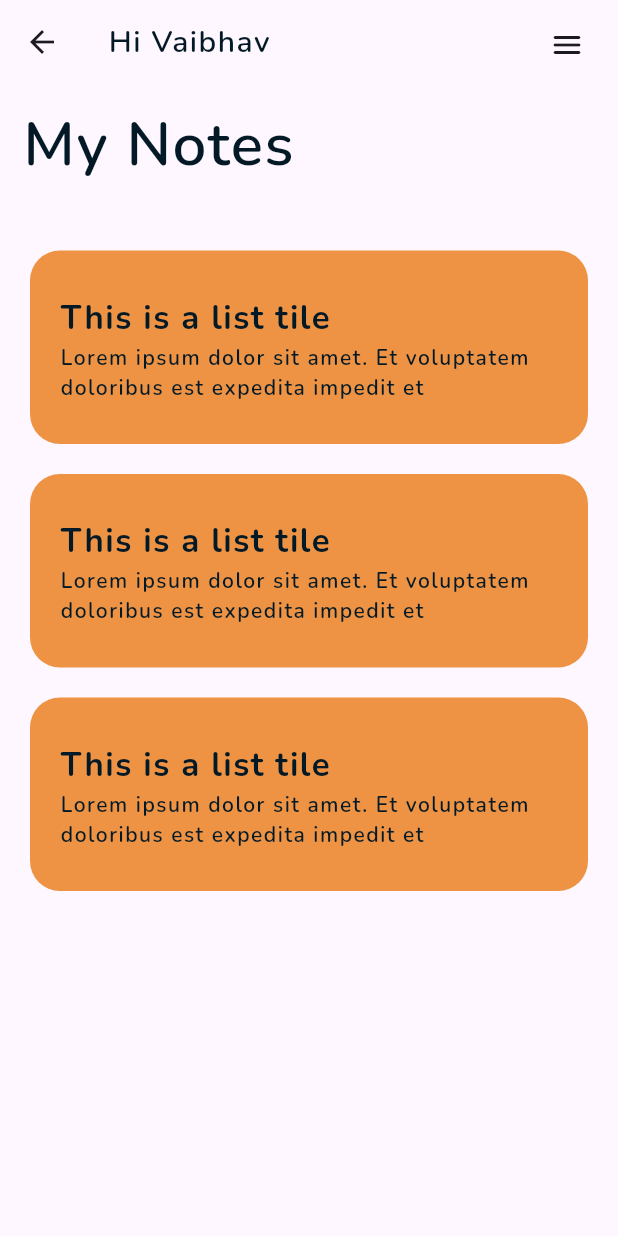
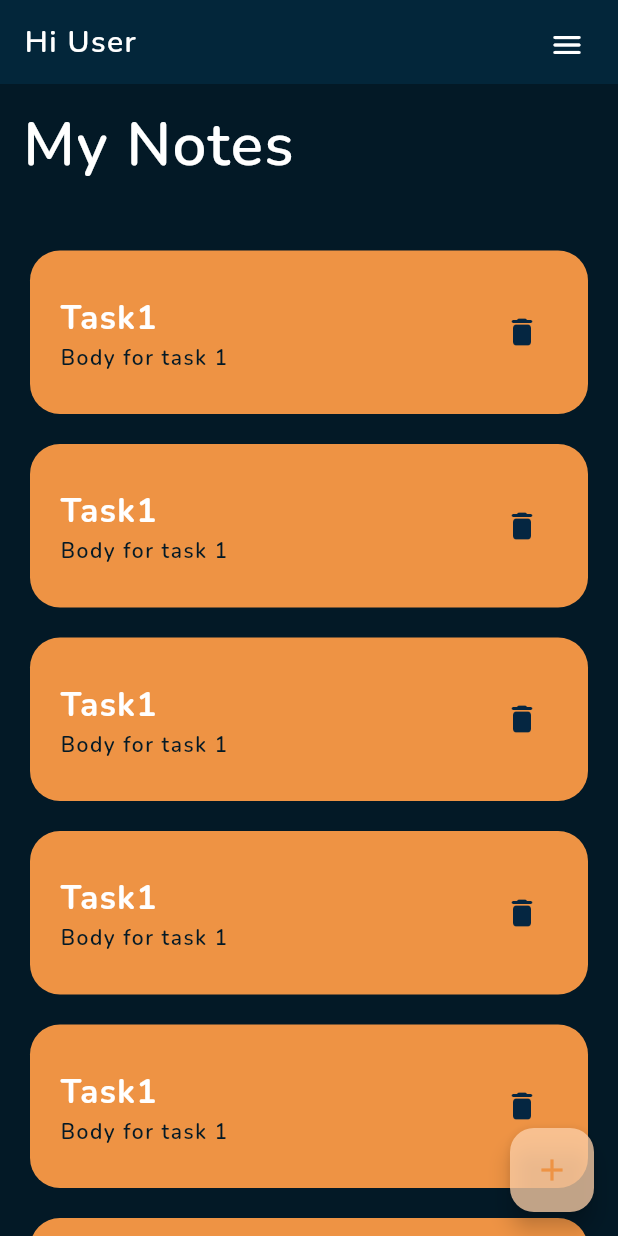
Before and after one commit to vaibhav-bajpai-1207/flutter-learn, a Flutter app: the NotesListPage screen opened directly, on a phone screen of 412 x 824 dp. Run offline on Flutter 3.47's test engine with Material 3 defaults, Android fonts, the phone set to English and light mode, and no system bars; our stand-ins replace flutter_slidable, get_it, google_fonts, shared_preferences; accounts and stored records are empty.

Commit message:
Added edit and delete functionality to notes app

```diff
--- /dev/null
+++ b/projects/notes_app/lib/pages/notes_list_page/notes_list_manager.dart
@@ -0,0 +1,20 @@
+import 'package:notes_app/pages/notes_list_page/notifiers/notes_list_notifier.dart';
+import 'package:notes_app/utils/note_class.dart';
+
+class NotesListManager {
+  final notesListNotifier = NotesListNotifier();
+
+  List<Note> get notes => notesListNotifier.notes;
+
+  void addNote(Note note) {
+    notesListNotifier.addNote(note);
+  }
+
+  void deleteNodeAtIndex(int index) {
+    notesListNotifier.deleteNodeAtIndex(index);
+  }
+
+  void editNode(int index, Note note) {
+    notesListNotifier.notes[index] = note;
+  }
+}
--- a/projects/notes_app/lib/pages/notes_list_page/notes_list_page.dart
+++ b/projects/notes_app/lib/pages/notes_list_page/notes_list_page.dart
@@ -1,18 +1,25 @@
 import 'package:flutter/material.dart';
+import 'package:notes_app/pages/new_note_page/new_note_page.dart';
+import 'package:notes_app/pages/notes_list_page/notes_list_manager.dart';
+import 'package:notes_app/services/service_locator.dart';
+import 'package:notes_app/utils/note_class.dart';
 import 'package:notes_app/utils/notes_list.dart';
 
 class NotesListPage extends StatelessWidget {
-  const NotesListPage({super.key});
+  NotesListPage({super.key});
+
+  var notesListManager = getIt<NotesListManager>();
 
   @override
   Widget build(BuildContext context) {
     return Scaffold(
       appBar: AppBar(
-        title: Text('Hi Vaibhav'),
+        title: Text('Hi User'),
         actions: [
           Padding(
-            padding: EdgeInsets.all(10),
-            child: IconButton(onPressed: () {}, icon: Icon(Icons.menu_rounded))),
+              padding: EdgeInsets.all(10),
+              child:
+                  IconButton(onPressed: () {}, icon: Icon(Icons.menu_rounded,color: Colors.white,))),
         ],
         actionsIconTheme: IconThemeData(),
       ),
@@ -20,18 +27,33 @@ class NotesListPage extends StatelessWidget {
         children: [
           Row(
             mainAxisAlignment: MainAxisAlignment.start,
-
             children: [
               Padding(
                 padding: EdgeInsets.all(15),
                 child: Text(
-                'My Notes',
-                style: Theme.of(context).textTheme.titleLarge,
-                            ),
-              )],
+                  'My Notes',
+                  style: Theme.of(context).textTheme.titleLarge,
+                ),
+              )
+            ],
           ),
-          Expanded(child: NotesList())
+          ValueListenableBuilder(
+            valueListenable: notesListManager.notesListNotifier,
+            builder: (context, value, _) {
+            return Expanded(
+                child: NotesList(
+              notes: value ?? <Note>[],
+            ));
+          })
         ],
+      ),
+      floatingActionButton: FloatingActionButton(
+        onPressed: () {
+          Navigator.of(context)
+              .push(MaterialPageRoute(builder: (context) => NewNotePage()));
+        },
+        tooltip: 'New Note',
+        child: Icon(Icons.add),
       ),
     );
   }
--- /dev/null
+++ b/projects/notes_app/lib/pages/notes_list_page/notifiers/notes_list_notifier.dart
@@ -0,0 +1,57 @@
+import 'package:flutter/material.dart';
+import 'package:notes_app/utils/note_class.dart';
+
+class NotesListNotifier extends ValueNotifier<List<Note>> {
+  NotesListNotifier()
+      : super(<Note>[
+          Note(
+            title: 'Task1',
+            body: 'Body for task 1',
+          ),
+          Note(
+            title: 'Task1',
+            body: 'Body for task 1',
+          ),
+          Note(
+            title: 'Task1',
+            body: 'Body for task 1',
+          ),
+          Note(
+            title: 'Task1',
+            body: 'Body for task 1',
+          ),
+          Note(
+            title: 'Task1',
+            body: 'Body for task 1',
+          ),
+          Note(
+            title: 'Task1',
+            body: 'Body for task 1',
+          ),
+          Note(
+            title: 'Task1',
+            body: 'Body for task 1',
+          ),
+          Note(
+            title: 'Task1',
+            body: 'Body for task 1',
+          ),
+        ]);
+
+  List<Note> get notes => value;
+
+  void addNote(Note note) {
+    value.insert(0, note);
+    notifyListeners();
+  }
+
+  void editNode(int index, Note note) {
+    value[index] = note;
+    notifyListeners();
+  }
+
+  void deleteNodeAtIndex(int index) {
+    value.removeAt(index);
+    notifyListeners();
+  }
+}
--- a/projects/notes_app/lib/services/service_locator.dart
+++ b/projects/notes_app/lib/services/service_locator.dart
@@ -1,2 +1,11 @@
 import 'package:get_it/get_it.dart';
-import 'package:shared_preferences/shared_preferences.dart';
+import 'package:notes_app/pages/notes_list_page/notes_list_manager.dart';
+import 'package:notes_app/services/storage_service/shared_preferences_storage.dart';
+import 'package:notes_app/services/storage_service/storage_service.dart';
+
+final getIt = GetIt.instance;
+
+void setupGetIt() {
+  getIt.registerLazySingleton<NotesListManager>(() => NotesListManager());
+  getIt.registerLazySingleton<StorageService>(() => SharedPreferencesStorage());
+}
--- /dev/null
+++ b/projects/notes_app/lib/services/storage_service/storage_service.dart
@@ -0,0 +1,6 @@
+import 'package:notes_app/utils/note_class.dart';
+
+abstract interface class StorageService {
+  Future<String?> getNotes();
+  Future<void> saveNotes(String notesJson);
+}
--- /dev/null
+++ b/projects/notes_app/lib/utils/note_class.dart
@@ -0,0 +1,5 @@
+class Note {
+  Note({required this.title, required this.body});
+  String title;
+  String body;
+}
--- a/projects/notes_app/lib/utils/notes_list.dart
+++ b/projects/notes_app/lib/utils/notes_list.dart
@@ -1,26 +1,45 @@
 import 'package:flutter/material.dart';
+import 'package:notes_app/pages/notes_list_page/notes_list_manager.dart';
+import 'package:notes_app/services/service_locator.dart';
+import 'package:notes_app/utils/note_class.dart';
 import 'package:notes_app/utils/notes_list_tile.dart';
 
 class NotesList extends StatefulWidget {
-  const NotesList({super.key});
+  NotesList({
+    super.key,
+    required this.notes,
+  });
+
+  List<Note> notes = [
+    Note(title: 'Task1', body: 'This is the body for task 1'),
+    Note(title: 'Task2', body: 'This is the body for task 2'),
+    Note(title: 'Task3', body: 'This is the body for task 3'),
+    Note(title: 'Task4', body: 'This is the body for task 4'),
+    Note(title: 'Task5', body: 'This is the body for task 5'),
+    Note(title: 'Task6', body: 'This is the body for task 6'),
+  ];
 
   @override
   createState() => NotesListState();
 }
 
 class NotesListState extends State<NotesList> {
+  var notesListManager = getIt<NotesListManager>();
+
   @override
   Widget build(BuildContext context) {
     return Container(
-
-      child: ListView(
-        padding: EdgeInsets.all(20),
-        children: [
-          NotesListTile(),
-          NotesListTile(),
-          NotesListTile(),
-        ],
-      )
-    );
+        child: ListView.builder(
+      padding: EdgeInsets.all(20),
+      itemCount: notesListManager.notes.length,
+      // itemCount: widget.notes.length,
+      itemBuilder: (context, index) {
+        return NotesListTile(
+          index: index,
+          onDelete: notesListManager.deleteNodeAtIndex,
+          note: notesListManager.notes[index]);
+        // return NotesListTile(note: widget.notes[index]);
+      },
+    ));
   }
 }
--- a/projects/notes_app/lib/utils/notes_list_tile.dart
+++ b/projects/notes_app/lib/utils/notes_list_tile.dart
@@ -1,8 +1,21 @@
 import 'package:flutter/material.dart';
 import 'package:notes_app/main.dart';
+import 'package:notes_app/pages/note_view_page/note_view_page.dart';
+import 'package:notes_app/utils/note_class.dart';
+// import 'package:notes_app/utils/note_view_component.dart';
 
 class NotesListTile extends StatelessWidget {
-  const NotesListTile({super.key});
+  NotesListTile(
+      {super.key,
+      required this.note,
+      required this.onDelete,
+      required this.index});
+
+  final Note note;
+  final Function onDelete;
+  final int index;
+
+  void onListTileTap() {}
 
   @override
   Widget build(BuildContext context) {
@@ -15,15 +28,33 @@ class NotesListTile extends StatelessWidget {
         decoration: BoxDecoration(
             borderRadius: BorderRadius.circular(20), color: MyApp.orange),
         child: ListTile(
-          title: Text('This is a list tile'),
+          title: Text(note.title),
           titleTextStyle: Theme.of(context).textTheme.bodyLarge,
+          trailing: IconButton(
+            icon: Icon(
+              Icons.delete_rounded,
+              color: const Color.fromARGB(255, 5, 38, 65),
+            ),
+            onPressed: () {
+              onDelete(index);
+            },
+          ),
           subtitle: Text(
-            'Lorem ipsum dolor sit amet. Et voluptatem doloribus est expedita impedit et ',
+            note.body,
+            maxLines: 1,
+            overflow: TextOverflow.fade,
             style: TextStyle(
               color: MyApp.darkBlue,
             ),
           ),
           contentPadding: EdgeInsets.all(20),
+          onTap: () {
+            Navigator.of(context).push(MaterialPageRoute(
+                builder: (context) => NoteViewPage(
+                      index: index,
+                      note: note,
+                    )));
+          },
         ),
       ),
     );
```
Also changed, not shown: projects/notes_app/lib/main.dart (+21 -17 lines), projects/notes_app/lib/pages/new_note_page/new_note_page.dart (added, +97 -0 lines), projects/notes_app/lib/pages/note_view_page/note_view_page.dart (+64 -9 lines), projects/notes_app/lib/services/storage_service/shared_preferences_storage.dart (added, +18 -0 lines), projects/notes_app/lib/utils/note_edit_component.dart (+91 -0 lines), projects/notes_app/lib/utils/note_view_component.dart (+22 -11 lines).
